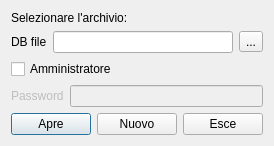
Old version of the form src/dbdialog.ui in the repository mtonin/gestcassa.
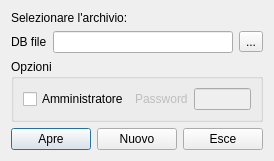
New version of the form.

Commit message: - aggiunto file per translation in italiano - modificato form di selezione db - correzione preview dei report

The edit to the form file:
```diff
--- a/src/dbdialog.ui
+++ b/src/dbdialog.ui
@@ -6,8 +6,8 @@
    <rect>
     <x>0</x>
     <y>0</y>
-    <width>257</width>
-    <height>141</height>
+    <width>269</width>
+    <height>151</height>
    </rect>
   </property>
   <property name="windowTitle">
@@ -43,6 +43,12 @@
     </layout>
    </item>
    <item>
+    <widget class="QGroupBox" name="groupBox">
+     <property name="title">
+      <string>Opzioni</string>
+     </property>
+     <layout class="QHBoxLayout" name="horizontalLayout_4">
+      <item>
     <widget class="QCheckBox" name="adminBox">
      <property name="sizePolicy">
       <sizepolicy hsizetype="Minimum" vsizetype="Fixed">
@@ -78,6 +84,9 @@
       </widget>
      </item>
     </layout>
+      </item>
+     </layout>
+    </widget>
    </item>
    <item>
     <layout class="QHBoxLayout" name="horizontalLayout_2">
```
Lines whose indentation alone changed are shown as unchanged. The commit also changes 6 other files.
